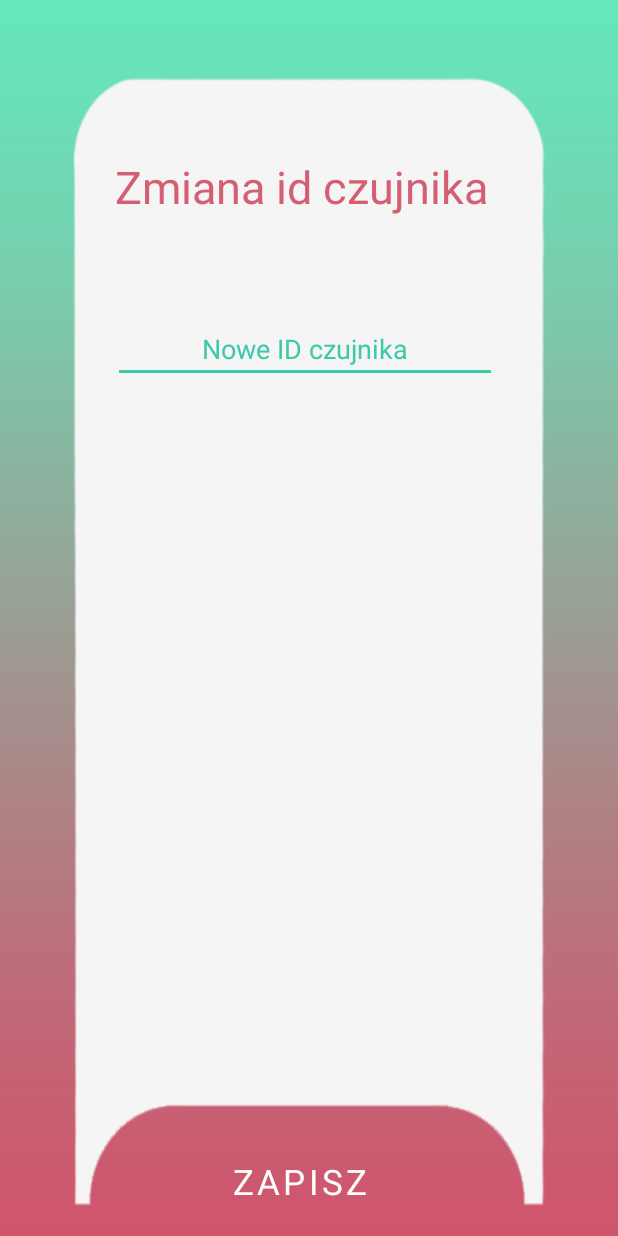
After one commit to MartwyJez/BrassicaMagistraEst, an Android app: the ChangeIDActivity screen opened directly, with no data from a screen before it, on a phone screen of 412 x 824 dp. The commit adds this screen. Run offline under Robolectric (Android 15) with nearby library versions, the phone set to English and light mode, and no system bars.

Commit message:
All fields handled, final changes applied

```diff
--- /dev/null
+++ b/app/src/main/java/ib/edu/heart/ChangeIDActivity.kt
@@ -0,0 +1,71 @@
+package ib.edu.heart
+
+import android.app.AlertDialog
+import android.content.Intent
+import android.content.IntentFilter
+import android.os.Bundle
+import android.view.View
+import android.widget.Button
+import android.widget.EditText
+import android.widget.ListView
+import android.widget.Toast
+import androidx.appcompat.app.AppCompatActivity
+import androidx.localbroadcastmanager.content.LocalBroadcastManager
+import com.google.gson.Gson
+import com.polar.androidblesdk.R
+import edu.ib.heart.MainActivity
+
+class ChangeIDActivity: AppCompatActivity() {
+
+    private lateinit var submit: Button
+    private lateinit var etID: EditText
+    private lateinit var databaseHelper: DataBaseSensor
+
+    override fun onCreate(savedInstanceState: Bundle?) {
+
+        super.onCreate(savedInstanceState)
+        setContentView(R.layout.change_sensor)
+
+        databaseHelper = DataBaseSensor(this)
+
+        submit = findViewById(R.id.btnSubmit)
+
+        etID = findViewById(R.id.etSensorID)
+
+
+
+        submit.setOnClickListener {
+            if (etID.text.isEmpty()) {
+                val toast = Toast.makeText(
+                    applicationContext, "Najpierw wpisać ID czujnika", Toast.LENGTH_LONG
+                )
+                toast.show()
+            }
+
+            else{
+                val insert: Boolean = databaseHelper!!.insert(etID.text.toString())
+
+                if(insert){
+                    val intent = Intent(this, MainActivity::class.java)
+                    startActivity(intent)
+                    val toast = Toast.makeText(
+                        applicationContext, "ID czujnika zapisano pomyślnie", Toast.LENGTH_LONG
+                    )
+                    toast.show()
+                }
+                else{
+                    val toast = Toast.makeText(
+                        applicationContext, "Nie udało się zapisać ID czujnika", Toast.LENGTH_LONG
+                    )
+                    toast.show()
+                }
+
+
+            }
+
+        }
+
+
+    }
+
+}
--- a/app/src/main/java/ib/edu/heart/CsvLogger.java
+++ b/app/src/main/java/ib/edu/heart/CsvLogger.java
@@ -111,8 +111,8 @@ public class CsvLogger {
         String currentTimestamp = formatter.format(cal.getTime());
 
 
-        sb.append("PATIENT_")
-                .append(codePatient).append("_SESSION_").append(codeSession).append("_")
+        sb.append("P_")
+                .append(codePatient).append("_S_").append(codeSession).append("_")
                 .append(currentTimestamp).append("_")
                 .append(tag);
 
--- a/app/src/main/res/layout/activity_main.xml
+++ b/app/src/main/res/layout/activity_main.xml
@@ -38,6 +38,12 @@ tools:context="edu.ib.polar2.MainActivity">
         android:text="Opcje interwałów" />
 
 
+    <Button
+        android:id="@+id/czujnik"
+        android:layout_width="273dp"
+        android:layout_height="wrap_content"
+        android:text="Zmiana czujnika" />
+
 
     <TextView
         android:layout_width="match_parent"
--- /dev/null
+++ b/app/src/main/res/layout/change_sensor.xml
@@ -0,0 +1,64 @@
+<?xml version="1.0" encoding="utf-8"?>
+<androidx.constraintlayout.widget.ConstraintLayout xmlns:android="http://schemas.android.com/apk/res/android"
+    xmlns:app="http://schemas.android.com/apk/res-auto"
+    xmlns:tools="http://schemas.android.com/tools"
+    android:layout_width="match_parent"
+    android:layout_height="match_parent"
+    tools:context="ib.edu.heart.IntervalCountChooserActivity"
+    android:background="@drawable/backgroundnasztywno">
+
+
+    <TextView
+        android:id="@+id/textView"
+        android:layout_width="256dp"
+        android:layout_height="55dp"
+        android:layout_gravity="center"
+        android:layout_marginTop="104dp"
+        android:text="Zmiana id czujnika"
+        android:textAlignment="center"
+
+        android:textColor="#d45f73"
+        android:textSize="30dp"
+        app:layout_constraintBottom_toTopOf="@+id/btnSubmit"
+        app:layout_constraintEnd_toEndOf="parent"
+        app:layout_constraintHorizontal_bias="0.464"
+        app:layout_constraintStart_toStartOf="parent"
+        app:layout_constraintTop_toTopOf="parent"
+        app:layout_constraintVertical_bias="0.0" />
+
+    <EditText
+        android:id="@+id/etSensorID"
+        android:layout_width="wrap_content"
+        android:layout_height="wrap_content"
+        android:backgroundTint="@color/primaryColor"
+        android:ems="12"
+        android:hint="Nowe ID czujnika"
+        android:inputType="textPersonName"
+        android:textAlignment="center"
+        android:textColor="@color/primaryColor"
+
+        android:textColorHint="@color/primaryColor"
+        android:typeface="sans"
+        app:layout_constraintBottom_toTopOf="@+id/btnSubmit"
+        app:layout_constraintEnd_toEndOf="parent"
+        app:layout_constraintHorizontal_bias="0.481"
+        app:layout_constraintStart_toStartOf="parent"
+        app:layout_constraintTop_toBottomOf="@+id/textView"
+        app:layout_constraintVertical_bias="0.092" />
+
+    <Button
+        android:id="@+id/btnSubmit"
+        android:layout_width="283dp"
+        android:layout_height="72dp"
+        android:background="@android:color/transparent"
+        android:text="Zapisz"
+        android:textColor="@color/white"
+        android:textSize="23dp"
+        android:typeface="sans"
+        app:layout_constraintBottom_toBottomOf="parent"
+        app:layout_constraintEnd_toEndOf="parent"
+        app:layout_constraintHorizontal_bias="0.453"
+        app:layout_constraintStart_toStartOf="parent" />
+
+
+</androidx.constraintlayout.widget.ConstraintLayout>
```
Also changed, not shown: app/src/main/AndroidManifest.xml (+14 -0 lines), app/src/main/java/ib/edu/heart/DataBaseSensor.java (added, +52 -0 lines), app/src/main/java/ib/edu/heart/HeartBeatActivity.kt (+47 -7 lines), app/src/main/java/ib/edu/heart/IntervalCountChooserActivity.kt (+16 -4 lines), app/src/main/java/ib/edu/heart/MainActivity.kt (+25 -9 lines), app/src/main/java/ib/edu/heart/SettingsActivity.kt (+16 -9 lines).
